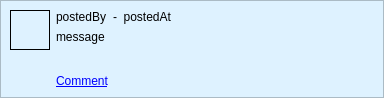
The window that ui/CommentItem.ui (dmzdev/stance) describes before a commit, drawn with Qt 5.
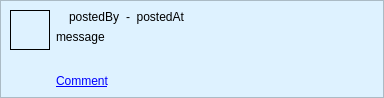
The same window after the commit.

Commit message: Fixed forum post highlighting. Added marker for unread forum posts.

```diff
--- a/ui/CommentItem.ui
+++ b/ui/CommentItem.ui
@@ -155,6 +155,13 @@
       </item>
       <item row="0" column="1">
        <layout class="QHBoxLayout" name="horizontalLayout">
+        <item>
+         <widget class="QLabel" name="unreadLabel">
+          <property name="text">
+           <string/>
+          </property>
+         </widget>
+        </item>
         <item>
          <widget class="QLabel" name="postedByLabel">
           <property name="text">
```
The commit also changes 3 other files.
